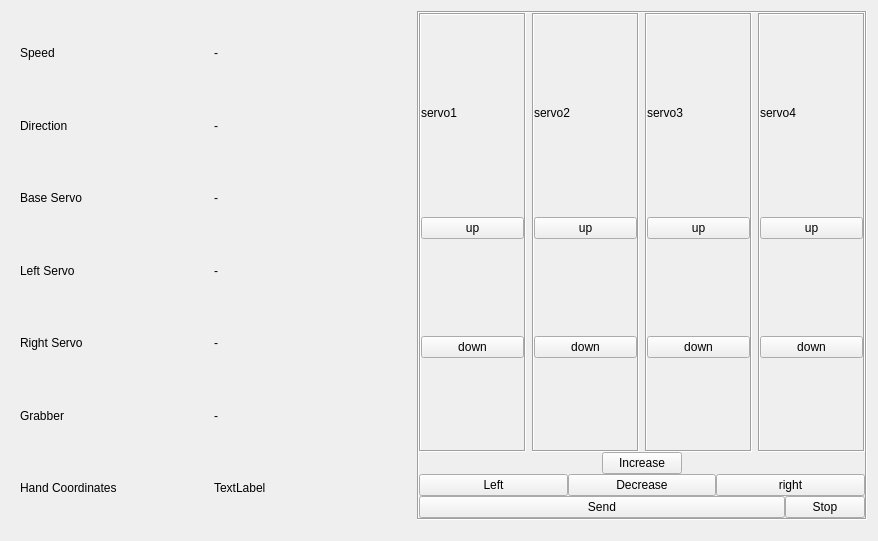
Above: View/setUpPage.ui from duqcyxwd/LeapRobot before the change. Below: the same form after it.
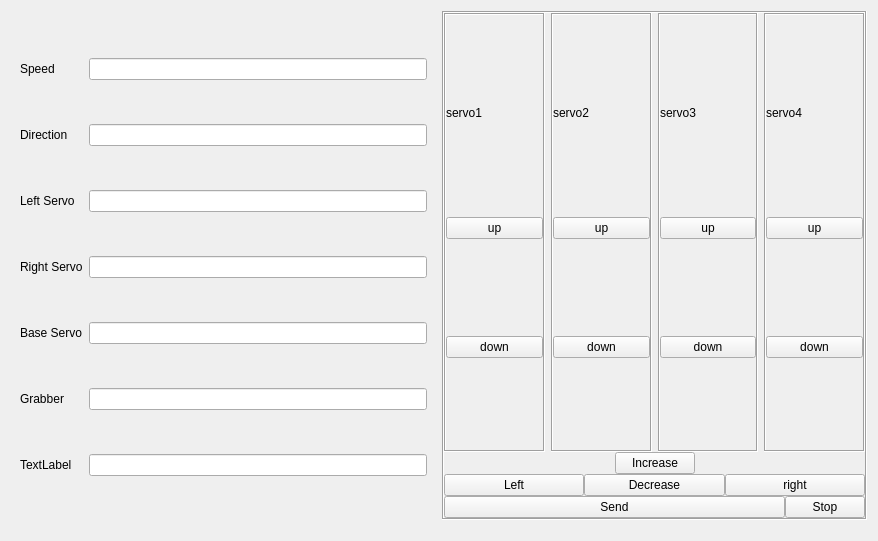
That is the form after the change.

```diff
--- a/View/setUpPage.ui
+++ b/View/setUpPage.ui
@@ -31,13 +31,6 @@
         </size>
        </property>
        <layout class="QGridLayout" name="gridLayout">
-        <item row="3" column="1">
-         <widget class="QLabel" name="servo1">
-          <property name="text">
-           <string>-</string>
-          </property>
-         </widget>
-        </item>
         <item row="0" column="0">
          <widget class="QLabel" name="label">
           <property name="text">
@@ -59,28 +52,17 @@
           </property>
          </widget>
         </item>
-        <item row="2" column="1">
-         <widget class="QLabel" name="servo0">
+        <item row="7" column="0">
+         <widget class="QLabel" name="label_9">
           <property name="text">
-           <string>-</string>
+           <string>TextLabel</string>
           </property>
          </widget>
         </item>
         <item row="1" column="1">
-         <widget class="QLabel" name="dirLabel">
-          <property name="text">
-           <string>-</string>
-          </property>
-         </widget>
+         <widget class="QLineEdit" name="dir"/>
         </item>
-        <item row="4" column="1">
-         <widget class="QLabel" name="servo2">
-          <property name="text">
-           <string>-</string>
-          </property>
-         </widget>
-        </item>
-        <item row="5" column="0">
+        <item row="6" column="0">
          <widget class="QLabel" name="label_17">
           <property name="text">
            <string>Grabber</string>
@@ -94,40 +76,34 @@
           </property>
          </widget>
         </item>
+        <item row="3" column="1">
+         <widget class="QLineEdit" name="servo0"/>
+        </item>
+        <item row="6" column="1">
+         <widget class="QLineEdit" name="servo3"/>
+        </item>
+        <item row="4" column="1">
+         <widget class="QLineEdit" name="servo1"/>
+        </item>
+        <item row="7" column="1">
+         <widget class="QLineEdit" name="coordinates">
+          <property name="text">
+           <string/>
+          </property>
+         </widget>
+        </item>
         <item row="0" column="1">
-         <widget class="QLabel" name="speedLabel">
-          <property name="text">
-           <string>-</string>
-          </property>
-         </widget>
+         <widget class="QLineEdit" name="speed"/>
         </item>
-        <item row="5" column="1">
-         <widget class="QLabel" name="servo3">
-          <property name="text">
-           <string>-</string>
-          </property>
-         </widget>
-        </item>
-        <item row="2" column="0">
+        <item row="5" column="0">
          <widget class="QLabel" name="label_4">
           <property name="text">
            <string>Base Servo</string>
           </property>
          </widget>
         </item>
-        <item row="6" column="0">
-         <widget class="QLabel" name="label_9">
-          <property name="text">
-           <string>Hand Coordinates</string>
-          </property>
-         </widget>
-        </item>
-        <item row="6" column="1">
-         <widget class="QLabel" name="coordinates">
-          <property name="text">
-           <string>TextLabel</string>
-          </property>
-         </widget>
+        <item row="5" column="1">
+         <widget class="QLineEdit" name="servo2"/>
         </item>
        </layout>
       </widget>
```
Left out of the diff: 2 changed lines with no effect on the pictures.
